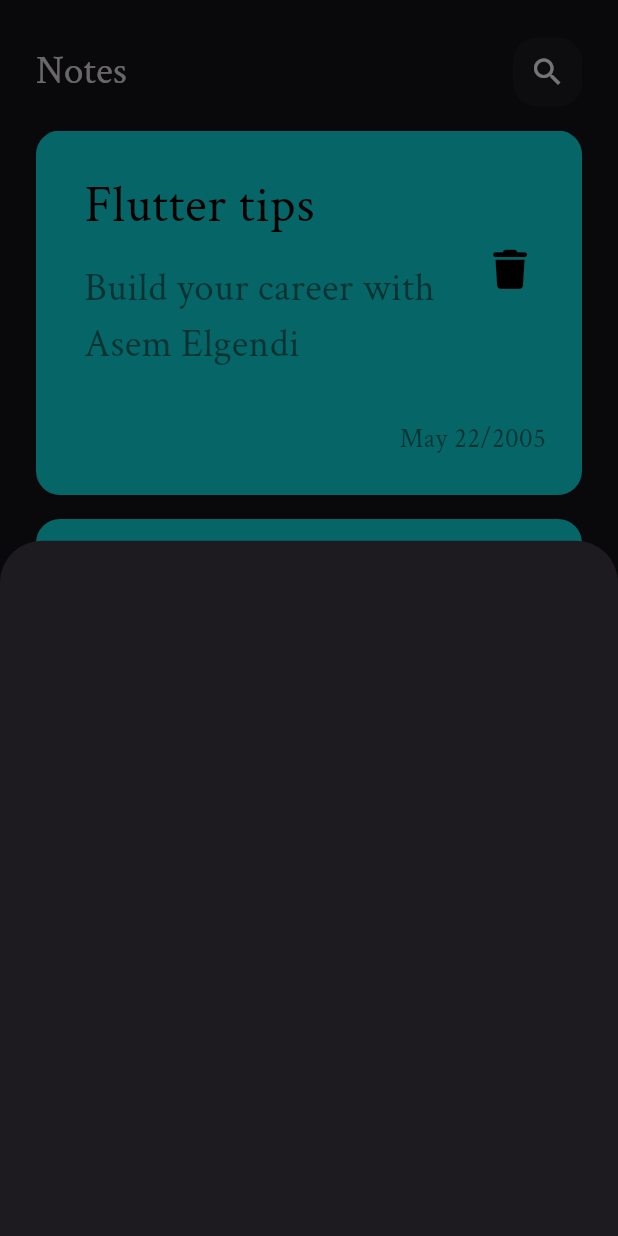
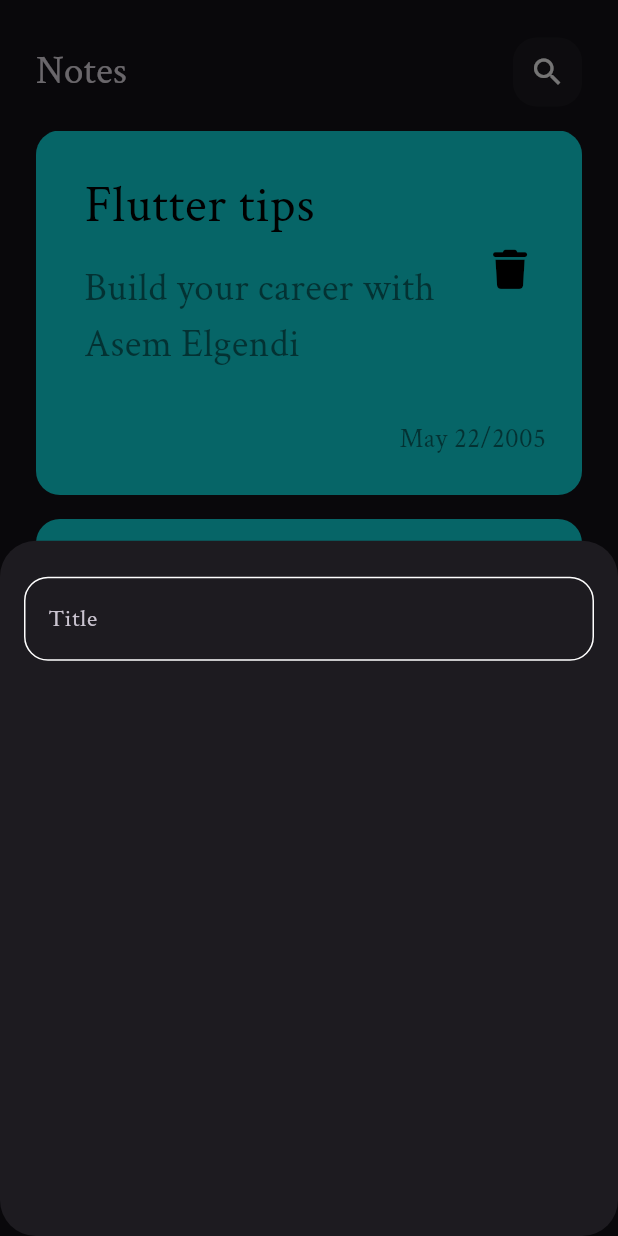
Before and after one commit to Asem130/Note-App, a Flutter app: the screen it shows after launch, after a tap on the "add" icon, on a phone screen of 412 x 824 dp. Run offline on Flutter 3.47's test engine with Material 3 defaults, Android fonts, the phone set to English and light mode, and no system bars; our stand-ins replace font_awesome_flutter.

Commit message:
create custom text feild

```diff
--- /dev/null
+++ b/lib/const.dart
@@ -0,0 +1,3 @@
+import 'package:flutter/material.dart';
+
+const Color kPrimaryColor = Color.fromARGB(255, 7, 247, 255);
--- a/lib/views/notes_view.dart
+++ b/lib/views/notes_view.dart
@@ -1,7 +1,5 @@
 import 'package:flutter/material.dart';
-import 'package:note_app/views/widgets/add_note.dart';
 import 'package:note_app/views/widgets/flating_action_botton.dart';
-
 import 'package:note_app/views/widgets/notes_view_body.dart';
 
 class NotesView extends StatelessWidget {
--- a/lib/views/widgets/add_note.dart
+++ b/lib/views/widgets/add_note.dart
@@ -1,10 +1,20 @@
 import 'package:flutter/material.dart';
+import 'package:note_app/views/widgets/custom_text_feild.dart';
 
 class AddButtomSheetNote extends StatelessWidget {
   const AddButtomSheetNote({super.key});
 
   @override
   Widget build(BuildContext context) {
-    return Container();
+    return const Padding(
+      padding: EdgeInsets.symmetric(horizontal: 16, vertical: 24),
+      child: Column(
+        children: [
+          CustomTextFormField(
+            hintText: 'Title',
+          )
+        ],
+      ),
+    );
   }
 }
--- /dev/null
+++ b/lib/views/widgets/custom_text_feild.dart
@@ -0,0 +1,24 @@
+import 'package:flutter/material.dart';
+import 'package:note_app/const.dart';
+
+class CustomTextFormField extends StatelessWidget {
+  const CustomTextFormField({super.key, required this.hintText});
+  final String hintText;
+  @override
+  Widget build(BuildContext context) {
+    return TextFormField(
+      cursorColor: kPrimaryColor,
+      decoration: InputDecoration(
+          hintText: hintText,
+          border: boarder(),
+          enabledBorder: boarder(),
+          focusedBorder: boarder(kPrimaryColor)),
+    );
+  }
+
+  OutlineInputBorder boarder([color]) {
+    return OutlineInputBorder(
+        borderSide: BorderSide(color: color ?? Colors.white),
+        borderRadius: BorderRadius.circular(16));
+  }
+}
--- a/lib/views/widgets/flating_action_botton.dart
+++ b/lib/views/widgets/flating_action_botton.dart
@@ -10,6 +10,7 @@
         backgroundColor: Colors.brown,
         onPressed: () {
           showModalBottomSheet(
+            shape: RoundedRectangleBorder(borderRadius: BorderRadius.circular(24)),
               context: context,
               builder: (context) {
                 return const AddButtomSheetNote();
--- a/lib/views/widgets/noteItem.dart
+++ b/lib/views/widgets/noteItem.dart
@@ -10,7 +10,7 @@
       padding: const EdgeInsets.only(top: 16, bottom: 24, left: 16),
       width: double.infinity,
       decoration: BoxDecoration(
-          color: Color.fromARGB(255, 14, 220, 224),
+          color: const Color.fromARGB(255, 14, 220, 224),
           borderRadius: BorderRadius.circular(16)),
       child: Column(
         crossAxisAlignment: CrossAxisAlignment.end,
```
